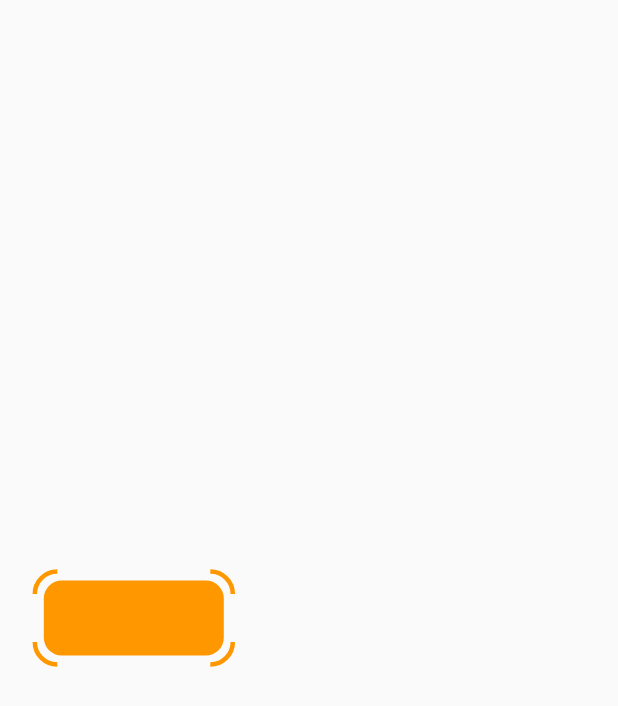
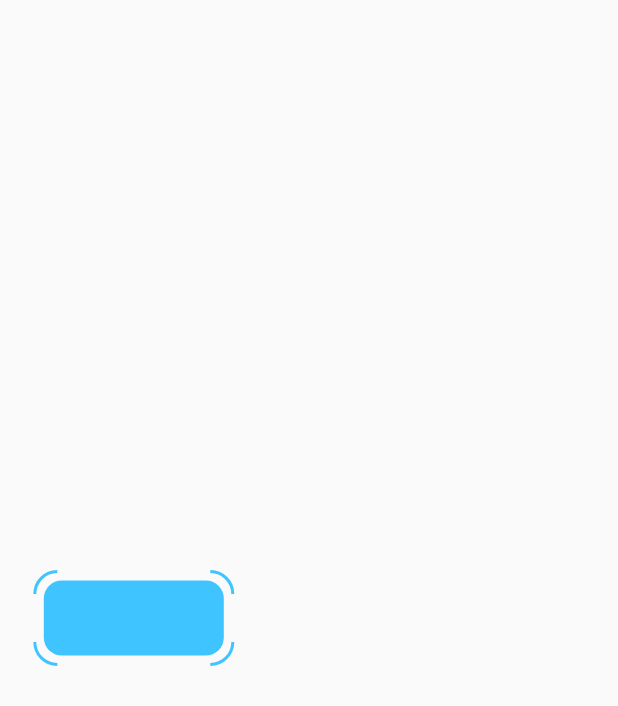
Before and after one commit to gunner880101/ticktockname, a Flutter app: the screen it shows after launch, on a phone screen of 412 x 824 dp. Shown: the top 706 px of the screen. Run offline on Flutter 3.47's test engine with Material 2 defaults, Android fonts, the phone set to English and light mode, and no system bars.

Commit message:
Refactored for changable attributes

```diff
--- a/lib/main.dart
+++ b/lib/main.dart
@@ -58,9 +58,14 @@ class _MyAppState extends State<MyApp> {
               if (snapshot.hasData) {
                 SizeConfig().init(context);
                 return TickingNameWidget(
-                  nameList: nameList,
-                  moveRectSize: Size(120, 50),
-                  moveDuration: Duration(seconds: 2),
+                  nameList: nameList, // name list
+                  moveRectSize: Size(120, 50), // moving rect size
+                  moveDuration: Duration(
+                      seconds: 2), // moving duration(left->right or reverse)
+                  textColor: Colors.red, // text color
+                  boxColor: Colors.lightBlueAccent, // moving box color
+                  textSize: 20, // font size
+                  moveWidth: SizeConfig.screenWidth!, // box moving distance
                 );
               } else {
                 return Container();
--- a/lib/ticking/tickingname.dart
+++ b/lib/ticking/tickingname.dart
@@ -5,12 +5,20 @@ import 'package:ticktockname/ticking/size_config.dart';
 class TickingNameWidget extends StatefulWidget {
   final List<String> nameList;
   final Duration moveDuration;
+  final double moveWidth;
   final Size moveRectSize;
+  final Color boxColor;
+  final Color textColor;
+  final double textSize;
   const TickingNameWidget({
     Key? key,
     required this.nameList,
     required this.moveDuration,
     required this.moveRectSize,
+    required this.boxColor,
+    required this.textColor,
+    required this.textSize,
+    required this.moveWidth,
   }) : super(key: key);
 
   @override
@@ -32,7 +40,7 @@ class _TickingNameWidgetState extends State<TickingNameWidget>
   @override
   Widget build(BuildContext context) {
     return Container(
-      width: SizeConfig.screenWidth,
+      width: widget.moveWidth,
       clipBehavior: Clip.none,
       child: Stack(
         children: [
@@ -40,27 +48,36 @@ class _TickingNameWidgetState extends State<TickingNameWidget>
             left: 0,
             top: 0,
             child: ArcCorner(
-                controllerValue: _controller!.value,
-                moveRectSize: widget.moveRectSize),
+              controllerValue: _controller!.value,
+              moveRectSize: widget.moveRectSize,
+              moveWidth: widget.moveWidth,
+              cornerColor: widget.boxColor,
+              boxHeight: SizeConfig.screenHeight! / 2,
+            ),
           ),
           Positioned(
             left: _controller!.value *
-                (SizeConfig.screenWidth! - widget.moveRectSize.width),
+                (widget.moveWidth - widget.moveRectSize.width),
             top: SizeConfig.screenHeight! / 2 - widget.moveRectSize.height / 2,
             child: Container(
               width: widget.moveRectSize.width,
               height: widget.moveRectSize.height,
               decoration: BoxDecoration(
                   borderRadius: BorderRadius.circular(12),
-                  color: Colors.orange),
+                  color: widget.boxColor),
             ),
           ),
           ClipPath(
-            clipper: ClipNameRect(_controller!.value, widget.moveRectSize),
+            clipper: ClipNameRect(
+                controllerValue: _controller!.value,
+                moveRectSize: widget.moveRectSize,
+                moveWidth: widget.moveWidth,
+                boxHeight: SizeConfig.screenHeight! / 2),
             child: Center(
               child: Text(
                 widget.nameList[_curIndex],
-                style: TextStyle(fontSize: 20, color: Colors.blueAccent),
+                style: TextStyle(
+                    fontSize: widget.textSize, color: widget.textColor),
               ),
             ),
           ),
@@ -91,14 +108,20 @@ class _TickingNameWidgetState extends State<TickingNameWidget>
 class ClipNameRect extends CustomClipper<Path> {
   final double? controllerValue;
   final Size? moveRectSize;
+  final double? moveWidth;
+  final double? boxHeight;
 
-  ClipNameRect(this.controllerValue, this.moveRectSize);
+  ClipNameRect({
+    required this.controllerValue,
+    required this.moveRectSize,
+    required this.moveWidth,
+    required this.boxHeight,
+  });
 
   @override
   Path getClip(Size size) {
-    double left =
-        (SizeConfig.screenWidth! - moveRectSize!.width) * controllerValue!;
-    double top = SizeConfig.screenHeight! / 2 - moveRectSize!.height / 2;
+    double left = (moveWidth! - moveRectSize!.width) * controllerValue!;
+    double top = boxHeight! - moveRectSize!.height / 2;
 
     var path = new Path();
     path.lineTo(left, top);
```
Also changed, not shown: lib/ticking/arc_corner.dart (+21 -9 lines).
